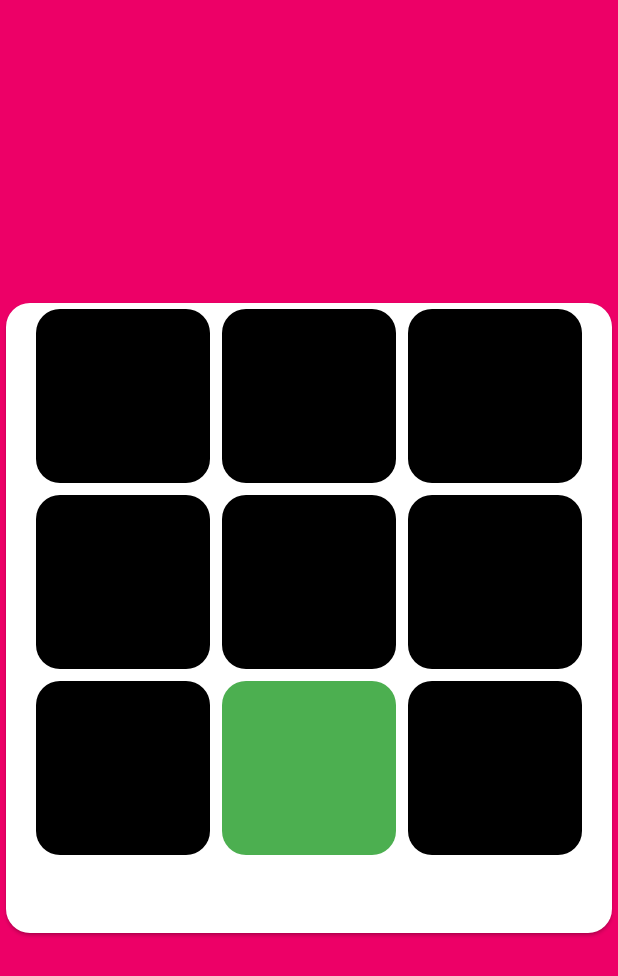
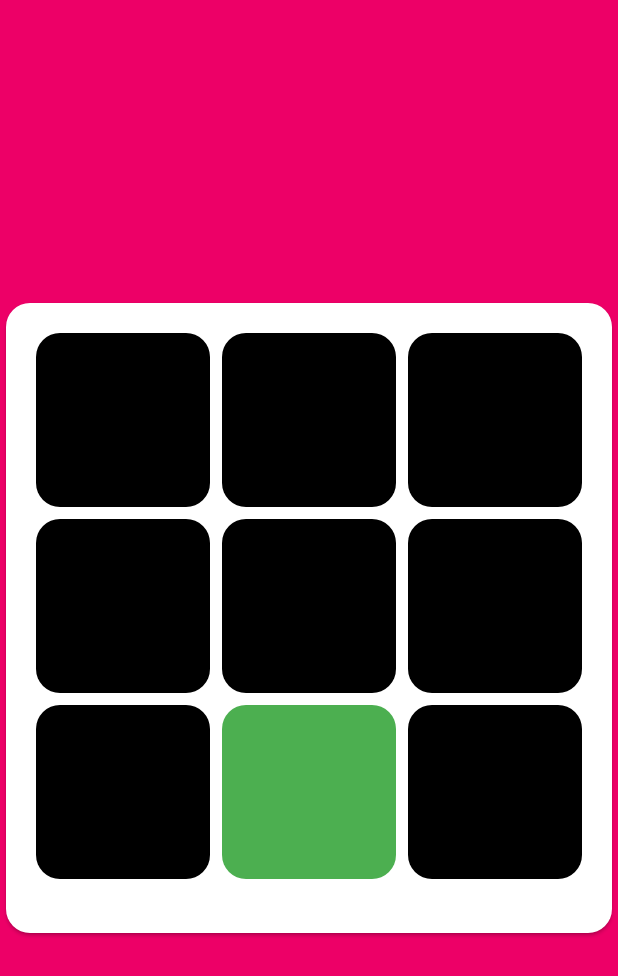
Before and after one commit to gebes/Remember, a Flutter app: the screen it shows after launch, item 2 of the bottom bar chosen, on a phone screen of 412 x 824 dp. Shown: the top 976 px of the screen. Run offline on Flutter 3.47's test engine with Material 2 defaults, Android fonts, the phone set to English and light mode, and no system bars; our stand-ins replace audioplayers, awesome_dialog, confetti, flare_flutter; missing offline and left inert: flutter_page_transition, rate_my_app.

Commit message:
Fixed bug

```diff
--- a/lib/screens/game/grid.dart
+++ b/lib/screens/game/grid.dart
@@ -99,12 +99,10 @@ class _GameLogicState extends State<GameLogic> with SingleTickerProviderStateMix
           },
         ),
       ));
-    return GridView.count(
-          scrollDirection: Axis.vertical,
-          shrinkWrap: true,
-          crossAxisCount: gridLength,
-          children: fields,
-        physics: const NeverScrollableScrollPhysics()
+    return Center(
+      child: Container(
+        child: GridView.count(scrollDirection: Axis.vertical, shrinkWrap: true, crossAxisCount: gridLength, children: fields, physics: const NeverScrollableScrollPhysics()),
+      ),
     );
   }
 
```
